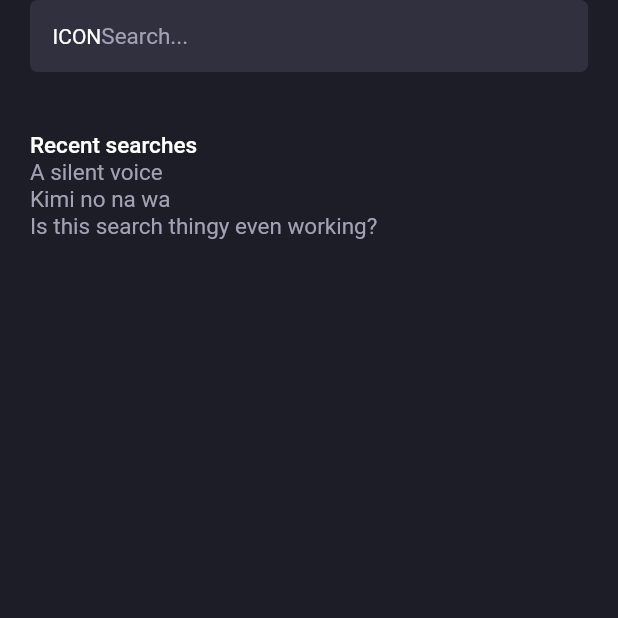
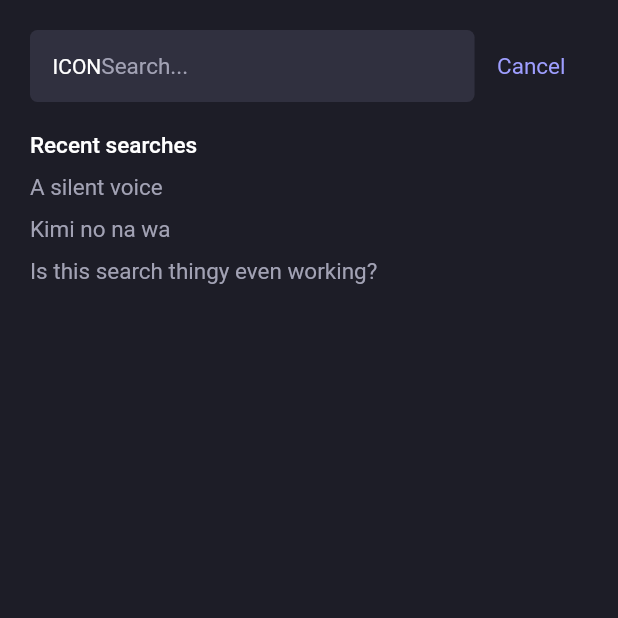
Before and after one commit to miru-app/app, a Flutter app: the screen it shows after launch, after a tap on "ICON", on a phone screen of 412 x 824 dp, the top half of it. Run offline on Flutter 3.47's test engine with Material 2 defaults, Android fonts, the phone set to English and light mode, and no system bars; our stand-ins replace cached_network_image, chewie, video_player; missing offline and left inert: open_iconic_flutter, query_params; network calls fail.

Commit message:
safearea, updated anime page, search results

```diff
--- a/lib/assets.dart
+++ b/lib/assets.dart
@@ -1,4 +1,4 @@
-import 'package:flutter/widgets.dart';
+import 'package:flutter/widgets.dart'; // TODO add icons
 
 class MiruColors {
   static const Color purplePrimary = Color.fromARGB(255, 34, 30, 58);
@@ -17,7 +17,7 @@ class MiruColors {
 }
 
 class MiruText {
-  static const TextStyle textDefault = TextStyle(
+  static const TextStyle textDefault = TextStyle( // TODO add open sans font
     color: MiruColors.textParagraph,
     fontWeight: FontWeight.normal,
     fontSize: 15
@@ -29,6 +29,11 @@ class MiruText {
   );
   static const TextStyle textEmphasis = TextStyle(
     color: MiruColors.textEmphasis,
+    fontWeight: FontWeight.normal,
+    fontSize: 15
+  );
+  static const TextStyle textMuted = TextStyle(
+    color: MiruColors.textGray,
     fontWeight: FontWeight.normal,
     fontSize: 15
   );
--- a/lib/pages/testhome.dart
+++ b/lib/pages/testhome.dart
@@ -271,6 +271,7 @@ class THomePage extends StatelessWidget  {
 
     return Container( // page itself
       color: MiruColors.bg,
+      child: SafeArea(
         child: ListView( // list so the page can scroll
           children: <Widget>[
             topBar,
@@ -289,6 +290,7 @@ class THomePage extends StatelessWidget  {
             )
           ]
         )
+      )
     );
 
   }
--- a/lib/pages/testsearch.dart
+++ b/lib/pages/testsearch.dart
@@ -11,7 +11,12 @@ class TSearchPage extends StatelessWidget  {
   @override
   Widget build(BuildContext context) {
 
-    final dynamic search = GestureDetector(
+    final dynamic search = Container(
+        margin: EdgeInsets.fromLTRB(20, 20, 20, 20),
+        child: Row(
+          children: <Widget>[
+            Expanded(
+              child: GestureDetector(
               onTap: () {
                 Navigator.pushNamed(context, '/searchresults');
               },
@@ -20,7 +25,6 @@ class TSearchPage extends StatelessWidget  {
                     borderRadius: BorderRadius.all(Radius.circular(5)),
                     color: MiruColors.bg2
                   ),
-        margin: EdgeInsets.fromLTRB(20, 0, 20, 20),
                   padding: EdgeInsets.all(15),
                   child: Row(
                     children: <Widget>[
@@ -31,24 +35,47 @@ class TSearchPage extends StatelessWidget  {
                     ],
                   )
                 )
+              )
+              ),
+            GestureDetector(
+              onTap: () {
+                Navigator.pushNamed(context, '/');
+              },
+              child:Padding(
+                padding: EdgeInsets.all(15),
+                child: Text('Cancel', style: MiruText.textButton)
+              )
+            )
+          ]
+        )
     );
 
     final dynamic recent = Container(
-      margin: EdgeInsets.all(20),
+      margin: EdgeInsets.fromLTRB(20, 0, 0, 20),
       constraints: BoxConstraints.expand(),
       child: Column(
         crossAxisAlignment: CrossAxisAlignment.start,
         children: <Widget>[
           Text("Recent searches", style: MiruText.textSmallTitle),
-          Text("A silent voice", style: MiruText.textDefault),
-          Text("Kimi no na wa", style: MiruText.textDefault),
-          Text("Is this search thingy even working?", style: MiruText.textDefault)
+          Padding(
+            padding: EdgeInsets.fromLTRB(0, 10, 0, 0),
+            child: Text("A silent voice", style: MiruText.textDefault),
+          ),
+          Padding(
+            padding: EdgeInsets.fromLTRB(0, 10, 0, 0),
+            child: Text("Kimi no na wa", style: MiruText.textDefault),
+          ),
+          Padding(
+            padding: EdgeInsets.fromLTRB(0, 10, 0, 0),
+            child: Text("Is this search thingy even working?", style: MiruText.textDefault),
+          )
         ],
       )
     );
 
     return Container( // page itself
       color: MiruColors.bg,
+      child: SafeArea(
         child: Column( // not a list, cuz its a single screen
           children: <Widget>[
             Hero(
@@ -58,6 +85,7 @@ class TSearchPage extends StatelessWidget  {
             Expanded(child: recent),
           ]
         )
+      )
     );
 
   }
```
Also changed, not shown: lib/pages/testanime.dart (+57 -6 lines). Lines whose indentation alone changed are shown as unchanged.
